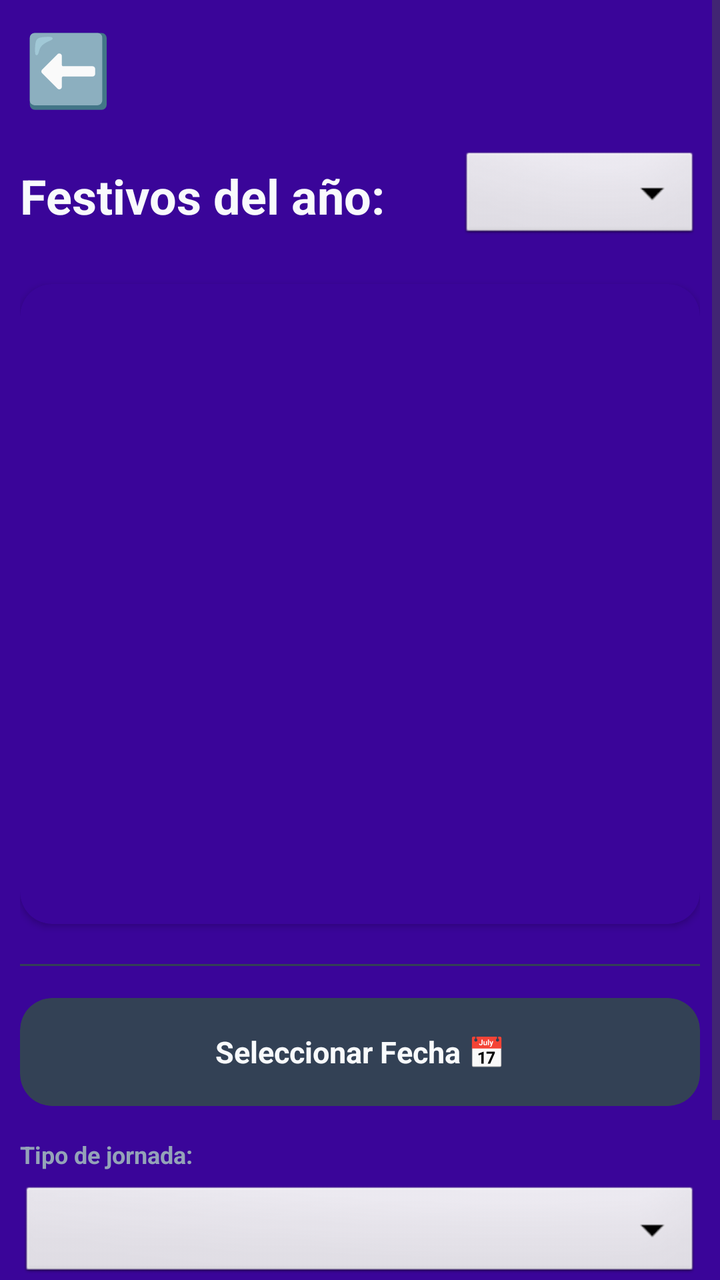
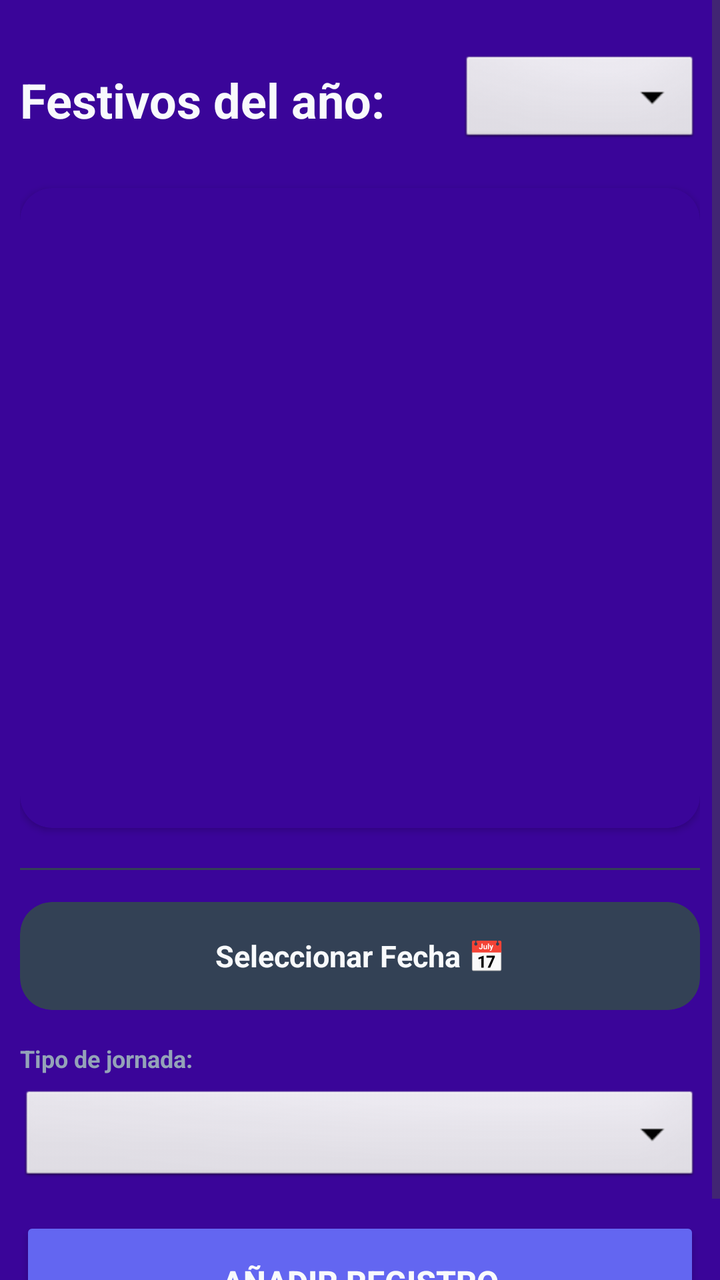

Screens rendered from an Android XML layout before and after an edit, with the pre-edit source and the edit as a unified diff.
<!-- AndroidManifest.xml: application theme Theme.CalendarioLaboral_V30 -->
<!-- res/layout/activity_festivos.xml -->
<?xml version="1.0" encoding="utf-8"?>
<ScrollView
    xmlns:android="http://schemas.android.com/apk/res/android"
    xmlns:app="http://schemas.android.com/apk/res-auto"
    android:id="@+id/scrollFestivos"
    android:layout_width="match_parent"
    android:layout_height="match_parent"
    android:importantForAccessibility="no"
    android:background="@color/bg_app">

    <LinearLayout
        android:layout_width="match_parent"
        android:layout_height="wrap_content"
        android:orientation="vertical"
        android:padding="10dp">

        
        <TextView
            android:id="@+id/btnAtrasFestivos"
            android:layout_width="48dp"
            android:layout_height="48dp"
            android:text="⬅️"
            android:textSize="35dp"
            android:gravity="center"
            android:textColor="@color/text_main"
            android:background="?android:attr/selectableItemBackgroundBorderless"
            android:clickable="true"
            android:focusable="true"
            android:contentDescription="Volver al panel principal" />

        
        <LinearLayout
            android:layout_width="match_parent"
            android:layout_height="wrap_content"
            android:orientation="horizontal"
            android:gravity="center_vertical"
            android:layout_marginTop="16dp"
            android:layout_marginBottom="20dp">

            <TextView
                android:id="@+id/tvDescripcion1"
                android:layout_width="0dp"
                android:layout_height="wrap_content"
                android:layout_weight="1"
                android:text="Festivos del año:"
                android:textColor="@color/text_main"
                android:textSize="24sp"
                android:textStyle="bold" />

            <Spinner
                android:id="@+id/spAnio"
                android:layout_width="120dp"
                android:layout_height="48dp"
                android:background="@android:drawable/btn_dropdown" />
        </LinearLayout>

        
        <androidx.cardview.widget.CardView
            android:layout_width="match_parent"
            android:layout_height="320dp"
            android:layout_marginBottom="20dp"
            app:cardCornerRadius="16dp"
            app:cardElevation="2dp"
            app:cardBackgroundColor="@color/bg_app">

            <androidx.recyclerview.widget.RecyclerView
                android:id="@+id/rvFestivos"
                android:layout_width="match_parent"
                android:layout_height="match_parent"
                android:padding="8dp" />
        </androidx.cardview.widget.CardView>
        
        <View
            android:layout_width="match_parent"
            android:layout_height="1dp"
            android:background="@color/bg_fecha_disabled"
            android:layout_marginBottom="16dp" />

        
        <androidx.cardview.widget.CardView
            android:id="@+id/cardFechaContenedor"
            android:layout_width="match_parent"
            android:layout_height="54dp"
            android:layout_marginBottom="16dp"
            app:cardCornerRadius="16dp"
            app:cardElevation="0dp"
            app:cardBackgroundColor="@color/bg_fecha_disabled">

            <TextView
                android:id="@+id/tvFecha"
                android:layout_width="match_parent"
                android:layout_height="match_parent"
                android:background="?android:attr/selectableItemBackground"
                android:gravity="center"
                android:text="Seleccionar Fecha 📅"
                android:textColor="@color/text_main"
                android:textSize="15sp"
                android:textStyle="bold" />
        </androidx.cardview.widget.CardView>

        
        <TextView
            android:layout_width="wrap_content"
            android:layout_height="wrap_content"
            android:text="Tipo de jornada:"
            android:textColor="@color/text_secondary"
            android:textSize="12sp"
            android:textStyle="bold"
            android:layout_marginBottom="6dp" />

        <Spinner
            android:id="@+id/spFestivo"
            android:layout_width="match_parent"
            android:layout_height="50dp"
            android:layout_marginBottom="15dp"
            android:background="@android:drawable/btn_dropdown" />

        
        <Button
            android:id="@+id/btnGuardar"
            android:layout_width="match_parent"
            android:layout_height="65dp"
            android:text="Añadir Registro"
            android:backgroundTint="@color/app_primary"
            android:textColor="@color/text_main"
            android:textStyle="bold"
            android:textSize="16sp"
            app:cornerRadius="16dp" />

    </LinearLayout>
</ScrollView>
<!-- resources referenced by this layout -->
<resources>
  <color name="app_primary">#6366F1</color>
  <color name="bg_app">#3A0599</color>
  <color name="bg_fecha_disabled">#334155</color>
  <color name="text_main">#F8FAFC</color>
  <color name="text_secondary">#94A3B8</color>
  <style name="Theme.CalendarioLaboral_V30" parent="Base.Theme.CalendarioLaboral_V30" />
  <style name="Base.Theme.CalendarioLaboral_V30" parent="Theme.Material3.DayNight.NoActionBar">
          
          
  
  
  
          
          <item name="android:statusBarColor">@color/app_primary</item>
  
          
          
          <item name="android:windowLightStatusBar">false</item>
  
  
      </style>
</resources>

<!-- the commit's change to res/layout/activity_festivos.xml (unified diff, before → after) -->
@@ -13,20 +13,6 @@
         android:layout_height="wrap_content"
         android:orientation="vertical"
         android:padding="10dp">
-
-        
-        <TextView
-            android:id="@+id/btnAtrasFestivos"
-            android:layout_width="48dp"
-            android:layout_height="48dp"
-            android:text="⬅️"
-            android:textSize="35dp"
-            android:gravity="center"
-            android:textColor="@color/text_main"
-            android:background="?android:attr/selectableItemBackgroundBorderless"
-            android:clickable="true"
-            android:focusable="true"
-            android:contentDescription="Volver al panel principal" />
 
         
         <LinearLayout
